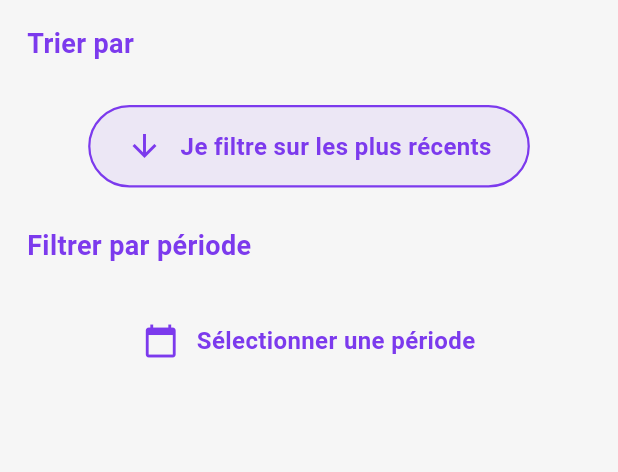
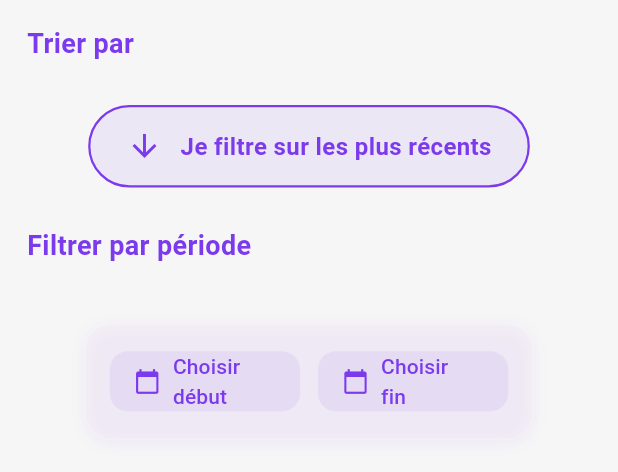
Before and after one commit to Xantos07/Revato, a Flutter app: what buildDateTab() shows on an empty page, opened directly with empty values, on a phone screen of 412 x 824 dp. Shown: the top 472 px of the screen. Run offline on Flutter 3.47's test engine with Material 3 defaults, Android fonts, the light colour scheme and no system bars; our stand-ins replace sqflite; accounts and stored records are empty.

Commit message:
Added date filtering to DreamFilterViewModel and updated filter_date_tab widget to include date selection and display of selected dates

```diff
--- a/revato_app/lib/widgets/DreamFilter/filter_panel.dart
+++ b/revato_app/lib/widgets/DreamFilter/filter_panel.dart
@@ -115,12 +115,6 @@ class _FilterPanelState extends State<FilterPanel>
               //trier titre
 
               //filtrer par période
-
-              // Bouton pour fermer le panneau
-              ElevatedButton(
-                onPressed: () => Navigator.pop(context),
-                child: const Text('Fermer'),
-              ),
             ],
           ),
         );
--- a/revato_app/lib/widgets/DreamFilter/tab/filter_date_tab.dart
+++ b/revato_app/lib/widgets/DreamFilter/tab/filter_date_tab.dart
@@ -69,52 +69,114 @@ Widget buildDateTab(BuildContext context, DreamFilterViewModel vm) {
       ),
       SizedBox(height: 12),
       Center(
-        child: GestureDetector(
-          onTap: () async {
-            final picked = await showDateRangePicker(
+        child: Container(
+          constraints: const BoxConstraints(maxWidth: 300),
+          padding: const EdgeInsets.symmetric(horizontal: 16, vertical: 14),
+          decoration: BoxDecoration(
+            color: Color.fromARGB(255, 255, 228, 228).withOpacity(0.06),
+            borderRadius: BorderRadius.circular(18),
+            border: Border.all(
+              color: Color.fromARGB(255, 255, 255, 255).withOpacity(0.18),
+              width: 1.2,
+            ),
+            boxShadow: [
+              BoxShadow(
+                color: Color(0xFF7C3AED).withOpacity(0.07),
+                blurRadius: 8,
+                offset: Offset(0, 2),
+              ),
+            ],
+          ),
+          child: Row(
+            mainAxisAlignment: MainAxisAlignment.center,
+            children: [
+              // Sélecteur date de début
+              Expanded(
+                child: ElevatedButton.icon(
+                  onPressed: () async {
+                    final picked = await showDatePicker(
                       context: context,
+                      initialDate: start ?? DateTime.now(),
                       firstDate: DateTime(2000),
-              lastDate: DateTime.now().add(Duration(days: 365)),
-              initialDateRange:
-                  (start != null && end != null)
-                      ? DateTimeRange(start: start, end: end)
-                      : null,
+                      lastDate: end ?? DateTime.now().add(Duration(days: 365)),
                     );
                     if (picked != null) {
-              vm.setFilterPeriod(picked.start, picked.end);
+                      vm.setFilterPeriod(picked, end);
                     }
                   },
-          child: Row(
-            mainAxisSize: MainAxisSize.min,
-            children: [
-              Icon(Icons.calendar_today, color: Color(0xFF7C3AED)),
+                  icon: Icon(Icons.calendar_today, color: Color(0xFF7C3AED)),
+                  label: Text(
+                    start != null
+                        ? 'Du: ${_formatDate(start)}'
+                        : 'Choisir début',
+                    style: TextStyle(color: Color(0xFF7C3AED)),
+                  ),
+                  style: ElevatedButton.styleFrom(
+                    backgroundColor: Color(0xFF7C3AED).withOpacity(0.08),
+                    elevation: 0,
+                    shape: RoundedRectangleBorder(
+                      borderRadius: BorderRadius.circular(12),
+                    ),
+                  ),
+                ),
+              ),
               SizedBox(width: 12),
-              Text(
-                'Sélectionner une période',
-                style: TextStyle(
-                  fontSize: 16,
-                  color: Color(0xFF7C3AED),
-                  fontWeight: FontWeight.w600,
+              // Sélecteur date de fin
+              Expanded(
+                child: ElevatedButton.icon(
+                  onPressed: () async {
+                    final picked = await showDatePicker(
+                      context: context,
+                      initialDate: end ?? DateTime.now(),
+                      firstDate: start ?? DateTime(2000),
+                      lastDate: DateTime.now().add(Duration(days: 365)),
+                    );
+                    if (picked != null) {
+                      vm.setFilterPeriod(start, picked);
+                    }
+                  },
+                  icon: Icon(Icons.calendar_today, color: Color(0xFF7C3AED)),
+                  label: Text(
+                    end != null ? 'Au: ${_formatDate(end)}' : 'Choisir fin',
+                    style: TextStyle(color: Color(0xFF7C3AED)),
+                  ),
+                  style: ElevatedButton.styleFrom(
+                    backgroundColor: Color(0xFF7C3AED).withOpacity(0.08),
+                    elevation: 0,
+                    shape: RoundedRectangleBorder(
+                      borderRadius: BorderRadius.circular(12),
+                    ),
+                  ),
                 ),
               ),
             ],
           ),
         ),
       ),
-      if (start != null && end != null)
-        Padding(
-          padding: const EdgeInsets.only(top: 10),
-          child: Center(
-            child: Text(
-              'Du ${_formatDate(start)} au ${_formatDate(end)}',
+
+      if (vm.filterStartDate != null || vm.filterEndDate != null) ...[
+        Row(
+          mainAxisAlignment: MainAxisAlignment.center,
+          children: [
+            TextButton.icon(
+              onPressed: () {
+                vm.setFilterPeriod(null, null);
+              },
+              icon: Icon(Icons.clear, color: Color(0xFF7C3AED)),
+              label: Text(
+                'Réinitialiser la période',
                 style: TextStyle(
-                fontSize: 15,
-                color: Colors.black87,
+                  fontSize: 14,
+                  color: Color(0xFF7C3AED),
                   fontWeight: FontWeight.w500,
                 ),
               ),
+              style: TextButton.styleFrom(foregroundColor: Color(0xFF7C3AED)),
             ),
+          ],
         ),
+      ],
+      SizedBox(height: 24),
     ],
   );
 }
```
Also changed, not shown: revato_app/lib/viewmodel/dream_filter_view_model.dart (+45 -2 lines). Lines whose indentation alone changed are shown as unchanged.
